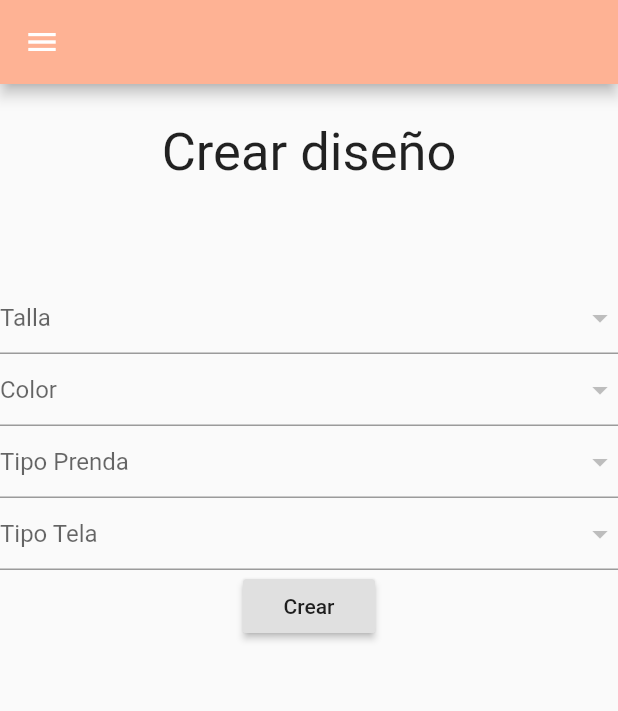
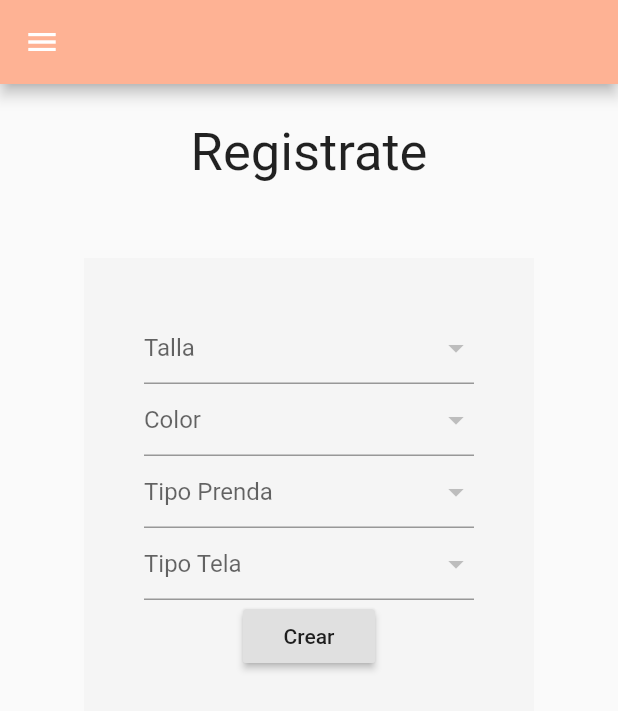
Before and after one commit to Darynat23/Natkandlo, a Flutter app: the Create screen opened by its route, on a phone screen of 412 x 824 dp. Shown: the top 711 px of the screen. Run offline on Flutter 3.47's test engine with Material 2 defaults, Android fonts, the phone set to English and light mode, and no system bars; missing offline and left inert: flutter_session; Roboto replaces fonts that are missing (Georgia).

Commit message:
container form

```diff
--- a/app/flutter/design_digital/lib/screens/Create.dart
+++ b/app/flutter/design_digital/lib/screens/Create.dart
@@ -2,6 +2,7 @@ import 'package:flutter/material.dart';
 import 'package:design_digital/widgets/Navigation.dart';
 import 'package:design_digital/forms/FormCreate.dart';
 import 'package:design_digital/widgets/Titulo.dart';
+import 'package:design_digital/widgets/ContainerForm.dart';
 
 class Create extends StatefulWidget {
   @override
@@ -15,7 +16,10 @@ class _CreateState extends State<Create> {
         appBar: AppBar(backgroundColor: Color(0xffFEB294)),
         drawer: Navigation(),
         body: SingleChildScrollView(
-          child: Column(children: [Titulo(text: 'Crear diseño'), FormCreate()]),
+          child: Column(children: [
+            Titulo(text: "Registrate"),
+            ContainerForm(form: FormCreate())
+          ]),
         ));
   }
 }
```
